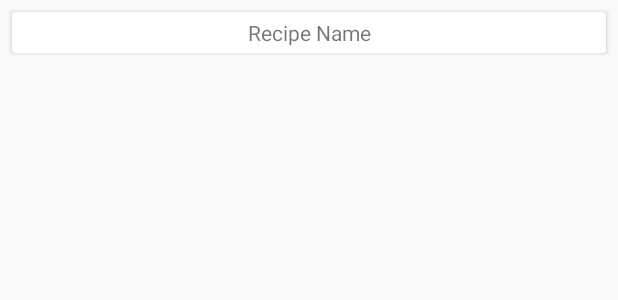
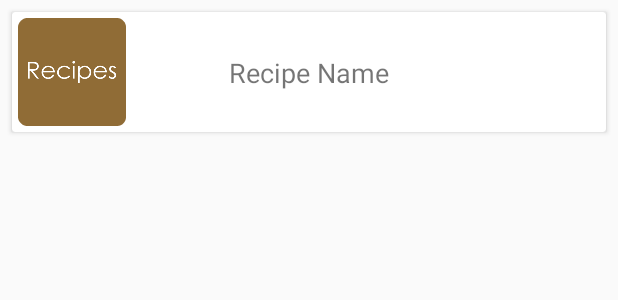
Before and after one commit to SDrake01/BakingRecipies-GwG-Udacity, an Android app: the layout main_recipe_card.xml on its own in the app's theme, with its tools: preview values and no code run, on a phone screen of 412 x 824 dp. Shown: the top 300 px of the screen. Run offline under Robolectric (Android 15) with nearby library versions, the phone set to English and light mode, and no system bars.

Commit message:
Fixed error showing all recipes with the same data

```diff
--- a/app/build.gradle
+++ b/app/build.gradle
@@ -28,4 +28,5 @@ dependencies {
     implementation 'com.android.support:recyclerview-v7:27.1.1'
     implementation 'com.android.support:cardview-v7:27.1.1'
     implementation 'com.android.volley:volley:1.1.1'
+    implementation 'com.squareup.picasso:picasso:2.5.2'
 }
--- a/app/src/main/res/layout/main_recipe_card.xml
+++ b/app/src/main/res/layout/main_recipe_card.xml
@@ -10,21 +10,28 @@
     tools:layout_editor_absoluteY="8dp">
 
     <android.support.constraint.ConstraintLayout
-        android:id="@+id/cl_recipe_name_layout"
+        android:id="@+id/cl_recipe_card_layout"
         android:layout_width="match_parent"
         android:layout_height="match_parent"
         android:layout_margin="4dp">
 
         <TextView
-            android:id="@+id/tv_recipe_name_text"
+            android:id="@+id/tv_recipe_card_name"
             android:layout_width="wrap_content"
             android:layout_height="wrap_content"
             android:text="@string/recipe_name"
+            android:textSize="18sp"
             app:layout_constraintBottom_toBottomOf="parent"
             app:layout_constraintEnd_toEndOf="parent"
             app:layout_constraintStart_toStartOf="parent"
             app:layout_constraintTop_toTopOf="parent" />
 
+        <ImageView
+            android:id="@+id/iv_recipe_card_image"
+            android:layout_width="wrap_content"
+            android:layout_height="wrap_content"
+            app:srcCompat="@mipmap/ic_launcher" />
+
     </android.support.constraint.ConstraintLayout>
 
 </android.support.v7.widget.CardView>
```
Also changed, not shown: app/src/main/java/stevendrake/bakingrecipes/Adapters/RecipesAdapter.java (+18 -4 lines), app/src/main/java/stevendrake/bakingrecipes/Data/RecipeObject.java (+6 -6 lines).
